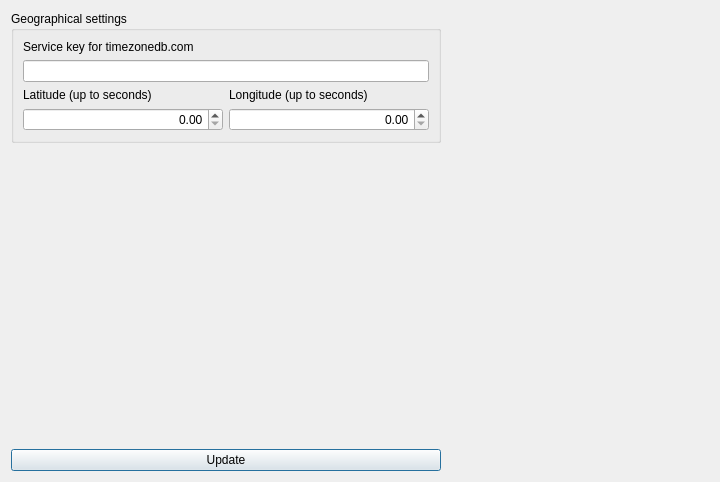
The window that src/ui/settings.ui (KrusnikViers/RaspClock) describes before a commit, drawn with Qt 5.
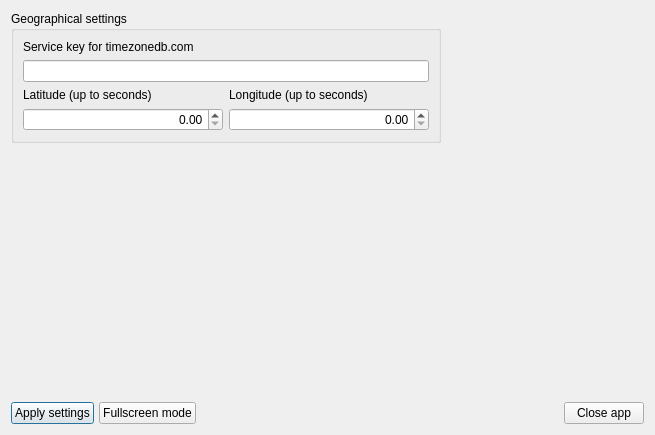
The same window after the commit.

Commit message: Add fulscreen and exit buttons on the settings page

```diff
--- a/src/ui/settings.ui
+++ b/src/ui/settings.ui
@@ -6,26 +6,38 @@
    <rect>
     <x>0</x>
     <y>0</y>
-    <width>720</width>
-    <height>482</height>
+    <width>655</width>
+    <height>435</height>
    </rect>
   </property>
   <layout class="QGridLayout" name="gridLayout_2">
-   <item row="1" column="0">
-    <spacer name="srv_6">
-     <property name="orientation">
-      <enum>Qt::Vertical</enum>
+   <item row="3" column="0" colspan="2">
+    <layout class="QHBoxLayout" name="srv_7">
+     <property name="spacing">
+      <number>5</number>
      </property>
-     <property name="sizeHint" stdset="0">
-      <size>
-       <width>20</width>
-       <height>40</height>
-      </size>
-     </property>
-    </spacer>
-   </item>
-   <item row="0" column="1" rowspan="2">
-    <spacer name="srv_5">
+     <item>
+      <widget class="QPushButton" name="update_settings_button">
+       <property name="text">
+        <string>Apply settings</string>
+       </property>
+       <property name="autoDefault">
+        <bool>true</bool>
+       </property>
+       <property name="default">
+        <bool>true</bool>
+       </property>
+      </widget>
+     </item>
+     <item>
+      <widget class="QPushButton" name="fullscreen_button">
+       <property name="text">
+        <string>Fullscreen mode</string>
+       </property>
+      </widget>
+     </item>
+     <item>
+      <spacer name="srv_8">
      <property name="orientation">
       <enum>Qt::Horizontal</enum>
      </property>
@@ -37,6 +49,46 @@
      </property>
     </spacer>
    </item>
+     <item>
+      <widget class="QPushButton" name="exit_button">
+       <property name="text">
+        <string>Close app</string>
+       </property>
+      </widget>
+     </item>
+    </layout>
+   </item>
+   <item row="0" column="0" colspan="2">
+    <widget class="QScrollArea" name="srv_9">
+     <property name="frameShape">
+      <enum>QFrame::NoFrame</enum>
+     </property>
+     <property name="lineWidth">
+      <number>0</number>
+     </property>
+     <property name="horizontalScrollBarPolicy">
+      <enum>Qt::ScrollBarAlwaysOff</enum>
+     </property>
+     <property name="widgetResizable">
+      <bool>true</bool>
+     </property>
+     <widget class="QWidget" name="srv_10">
+      <layout class="QGridLayout" name="gridLayout">
+       <property name="leftMargin">
+        <number>0</number>
+       </property>
+       <property name="topMargin">
+        <number>0</number>
+       </property>
+       <property name="rightMargin">
+        <number>0</number>
+       </property>
+       <property name="bottomMargin">
+        <number>0</number>
+       </property>
+       <property name="spacing">
+        <number>0</number>
+       </property>
    <item row="0" column="0">
     <widget class="QGroupBox" name="srv">
      <property name="title">
@@ -96,17 +148,34 @@
      </layout>
     </widget>
    </item>
-   <item row="2" column="0">
-    <widget class="QPushButton" name="update_settings_button">
-     <property name="text">
-      <string>Update</string>
-     </property>
-     <property name="autoDefault">
-      <bool>true</bool>
-     </property>
-     <property name="default">
-      <bool>true</bool>
-     </property>
+       <item row="1" column="0">
+        <spacer name="srv_6">
+         <property name="orientation">
+          <enum>Qt::Vertical</enum>
+         </property>
+         <property name="sizeHint" stdset="0">
+          <size>
+           <width>0</width>
+           <height>0</height>
+          </size>
+         </property>
+        </spacer>
+       </item>
+       <item row="0" column="1" rowspan="2">
+        <spacer name="srv_5">
+         <property name="orientation">
+          <enum>Qt::Horizontal</enum>
+         </property>
+         <property name="sizeHint" stdset="0">
+          <size>
+           <width>0</width>
+           <height>0</height>
+          </size>
+         </property>
+        </spacer>
+       </item>
+      </layout>
+     </widget>
     </widget>
    </item>
   </layout>
```
Lines whose indentation alone changed are shown as unchanged. The commit also changes 5 other files.
